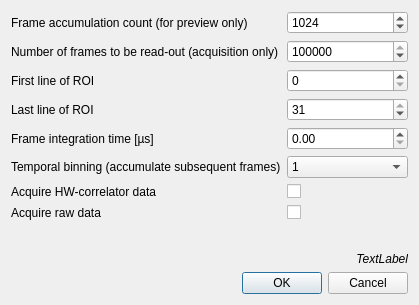
Before: the Qt Designer form plugins/cam_rh2v2/cam_rh2v2_cfgdlg.ui in jkriege2/QuickFit3, drawn with Qt 5.
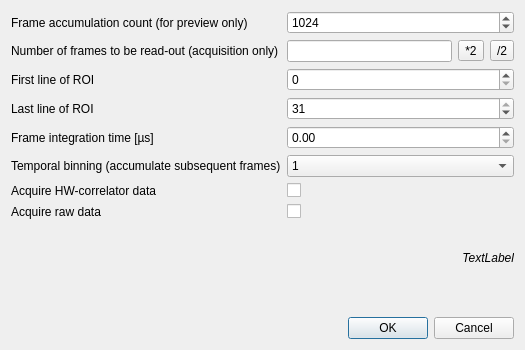
After: the same form once the commit is applied. Custom widgets are drawn as their Qt base class.

What changed in the file:
```diff
--- a/plugins/cam_rh2v2/cam_rh2v2_cfgdlg.ui
+++ b/plugins/cam_rh2v2/cam_rh2v2_cfgdlg.ui
@@ -6,8 +6,8 @@
    <rect>
     <x>0</x>
     <y>0</y>
-    <width>419</width>
-    <height>300</height>
+    <width>525</width>
+    <height>350</height>
    </rect>
   </property>
   <property name="windowTitle">
@@ -18,6 +18,9 @@
     <layout class="QVBoxLayout" name="verticalLayout_3">
      <item>
       <layout class="QFormLayout" name="formLayout">
+       <property name="fieldGrowthPolicy">
+        <enum>QFormLayout::AllNonFixedFieldsGrow</enum>
+       </property>
        <item row="0" column="0">
         <widget class="QLabel" name="label">
          <property name="text">
@@ -49,17 +52,25 @@
         </widget>
        </item>
        <item row="1" column="1">
-        <widget class="QSpinBox" name="sbFrameCnt">
-         <property name="maximum">
-          <number>16777216</number>
-         </property>
-         <property name="singleStep">
-          <number>1024</number>
-         </property>
-         <property name="value">
-          <number>131072</number>
-         </property>
-        </widget>
+        <layout class="QHBoxLayout" name="horizontalLayout">
+         <item>
+          <widget class="QFDoubleEdit" name="sbFrameCnt"/>
+         </item>
+         <item>
+          <widget class="QToolButton" name="btnMul2">
+           <property name="text">
+            <string>*2</string>
+           </property>
+          </widget>
+         </item>
+         <item>
+          <widget class="QToolButton" name="btnDiv2">
+           <property name="text">
+            <string>/2</string>
+           </property>
+          </widget>
+         </item>
+        </layout>
        </item>
        <item row="2" column="0">
         <widget class="QLabel" name="label_3">
@@ -247,6 +258,13 @@
    </item>
   </layout>
  </widget>
+ <customwidgets>
+  <customwidget>
+   <class>QFDoubleEdit</class>
+   <extends>QLineEdit</extends>
+   <header>qfdoubleedit.h</header>
+  </customwidget>
+ </customwidgets>
  <resources/>
  <connections>
   <connection>
```
Left out of the diff: 161 changed lines with no effect on the pictures.
